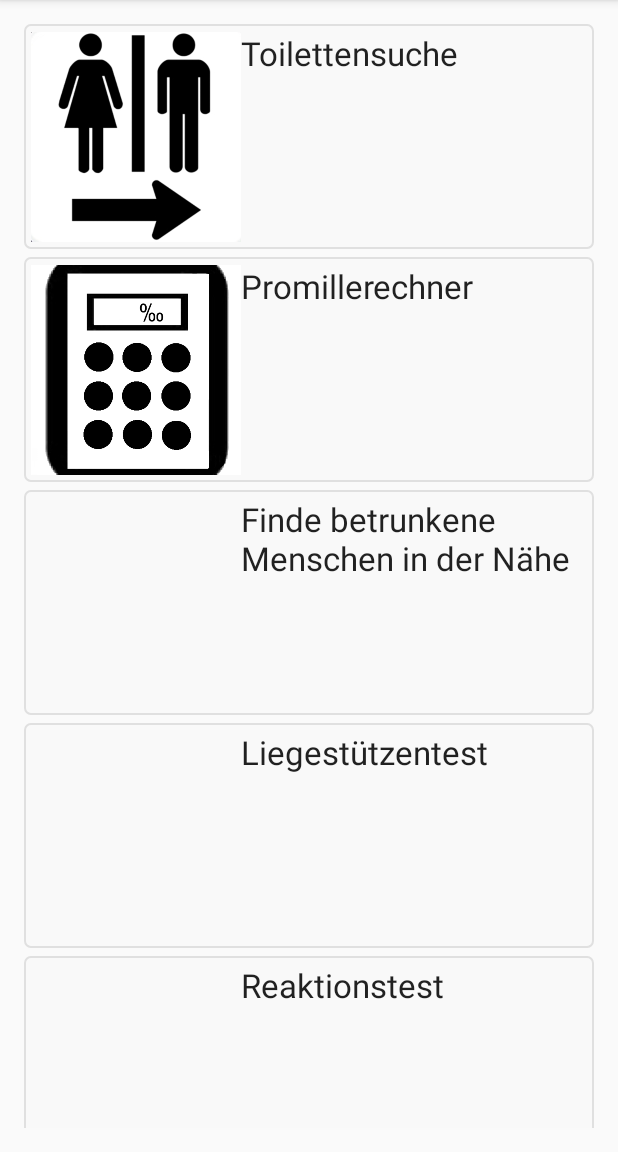
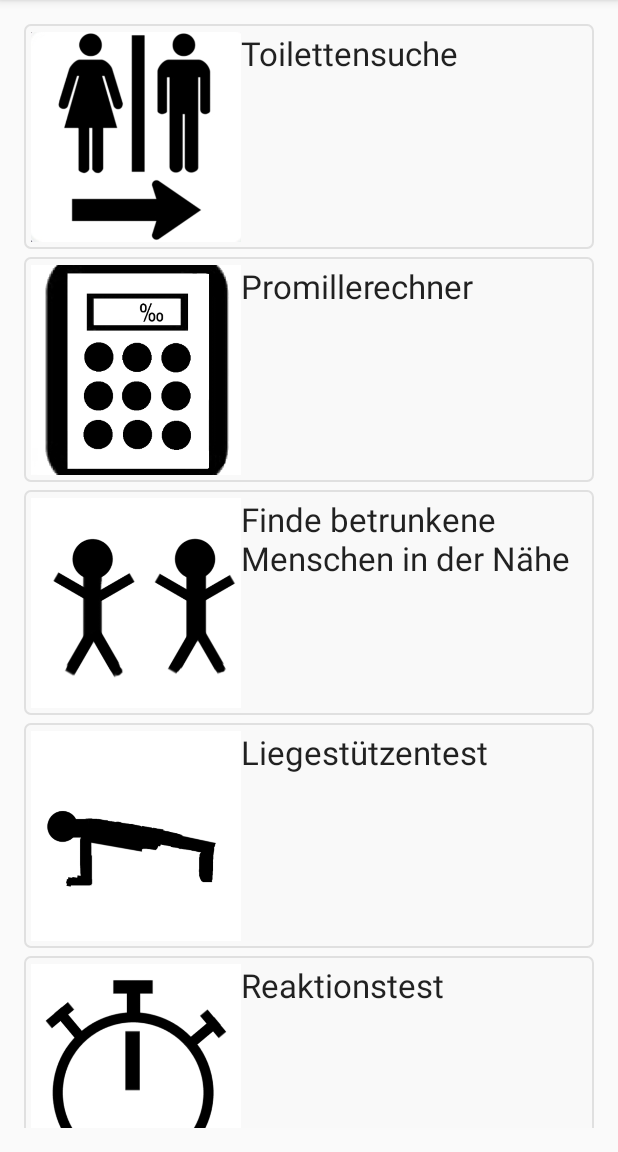
Before and after one commit to ToolboxBodensee/I-am-drunk, an Android app: the screen it shows after launch (MainActivity), on a phone screen of 412 x 824 dp, the part 84-1236 px from its top. Run offline under Robolectric (Android 15) with nearby library versions, the phone set to English and light mode, and no system bars.

Commit message:
Smaller pictures

```diff
--- a/Iamdrunk/app/src/main/java/org/toolboxbodensee/iamdrunk/Toiletenfinden.java
+++ b/Iamdrunk/app/src/main/java/org/toolboxbodensee/iamdrunk/Toiletenfinden.java
@@ -244,8 +244,6 @@ public class Toiletenfinden extends Activity implements LocationListener{
 
             ProgressBar progressBar = (ProgressBar) findViewById(R.id.progressLoad);
             progressBar.setVisibility(View.INVISIBLE);
-
-
         }
 
         protected void onProgressUpdate(Integer... progress) {
--- a/Iamdrunk/app/src/main/res/layout/activity_main.xml
+++ b/Iamdrunk/app/src/main/res/layout/activity_main.xml
@@ -78,7 +78,8 @@
                 <ImageView
                     android:layout_width="140dp"
                     android:layout_height="match_parent"
-                    android:id="@+id/imageView4" />
+                    android:id="@+id/imageView4"
+                    android:src="@drawable/p2p"/>
 
                 <TextView
                     android:layout_width="wrap_content"
@@ -100,7 +101,8 @@
                 <ImageView
                     android:layout_width="140dp"
                     android:layout_height="match_parent"
-                    android:id="@+id/imageView5" />
+                    android:id="@+id/imageView5"
+                    android:src="@drawable/liegestutzen"/>
 
                 <TextView
                     android:layout_width="wrap_content"
@@ -122,7 +124,8 @@
                 <ImageView
                     android:layout_width="140dp"
                     android:layout_height="match_parent"
-                    android:id="@+id/imageView6" />
+                    android:id="@+id/imageView6"
+                    android:src="@drawable/stoppuhr"/>
 
                 <TextView
                     android:layout_width="wrap_content"
```
Also changed, not shown: Iamdrunk/app/src/main/res/layout/activity_gerade_laufen_minispiel.xml (+8 -0 lines), Iamdrunk/app/src/main/res/drawable/laufen_mini.png, Iamdrunk/app/src/main/res/drawable/liegestutzen.png (added), Iamdrunk/app/src/main/res/drawable/p2p.png (added), Iamdrunk/app/src/main/res/drawable/promillerechner.png, Iamdrunk/app/src/main/res/drawable/stoppuhr.png (added), Iamdrunk/app/src/main/res/drawable/toilette.png, 2 other files.
